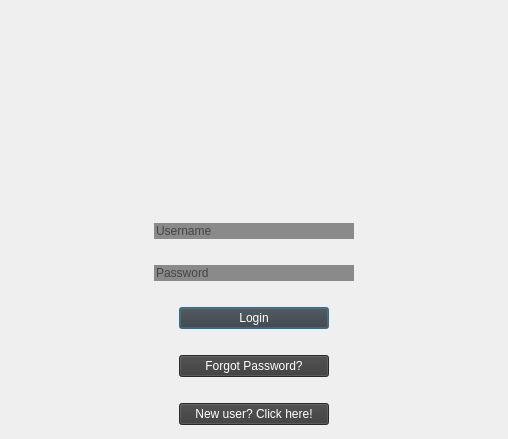
Old version of the form loginwindow.ui in the repository Nicholas-LeBoeuf/RemoteWorkouts.
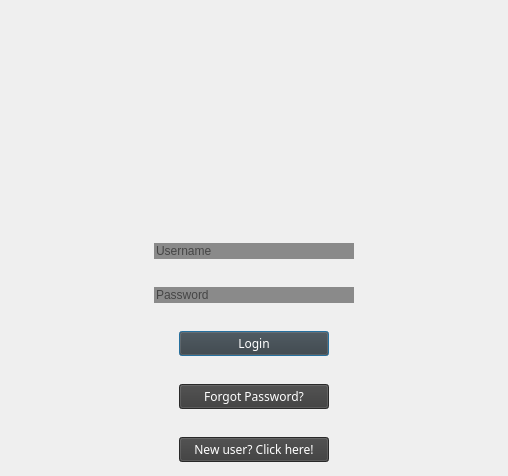
New version of the form. Icons and pictures are not drawn.

Commit message: Forgot password UI complete. Changed font of login window buttons too.

Patch:
```diff
--- a/loginwindow.ui
+++ b/loginwindow.ui
@@ -7,7 +7,7 @@
     <x>0</x>
     <y>0</y>
     <width>508</width>
-    <height>439</height>
+    <height>476</height>
    </rect>
   </property>
   <property name="windowTitle">
@@ -169,6 +169,11 @@
          <height>0</height>
         </size>
        </property>
+       <property name="font">
+        <font>
+         <family>Eras Demi ITC</family>
+        </font>
+       </property>
        <property name="cursor">
         <cursorShape>PointingHandCursor</cursorShape>
        </property>
@@ -210,6 +215,11 @@
          <height>0</height>
         </size>
        </property>
+       <property name="font">
+        <font>
+         <family>Eras Demi ITC</family>
+        </font>
+       </property>
        <property name="cursor">
         <cursorShape>PointingHandCursor</cursorShape>
        </property>
@@ -251,6 +261,11 @@
          <height>0</height>
         </size>
        </property>
+       <property name="font">
+        <font>
+         <family>Eras Demi ITC</family>
+        </font>
+       </property>
        <property name="cursor">
         <cursorShape>PointingHandCursor</cursorShape>
        </property>
```
Left out of the diff: 2 changed lines with no effect on the pictures. The commit also changes 1 other file.
